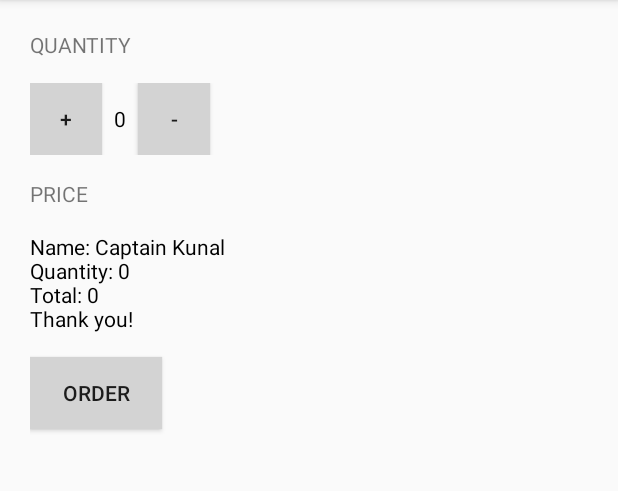
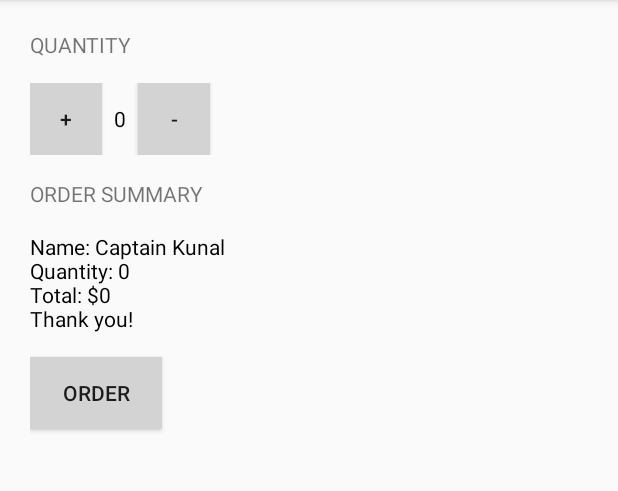
Before and after one commit to kboul/JustJava, an Android app: the screen it shows after launch (MainActivity), after a tap on "ORDER", on a phone screen of 412 x 824 dp, the part 84-575 px from its top. Run offline under Robolectric (Android 15) with nearby library versions, the phone set to English and light mode, and no system bars.

Commit message:
Change PRICE label and id to ORDER SUMMARY

```diff
--- a/app/src/main/java/com/example/android/justjava/MainActivity.java
+++ b/app/src/main/java/com/example/android/justjava/MainActivity.java
@@ -46,7 +46,7 @@ public class MainActivity extends AppCompatActivity {
      * @param priceOfOrder is the total price of cups of coffee
      */
     private String createOrderSummary(int priceOfOrder) {
-        String message = "Name: Captain Kunal \nQuantity: " + quantity + " \nTotal: " + priceOfOrder + " \nThank you!";
+        String message = "Name: Captain Kunal \nQuantity: " + quantity + " \nTotal: $" + priceOfOrder + " \nThank you!";
         return message;
     }
 
@@ -82,7 +82,7 @@ public class MainActivity extends AppCompatActivity {
      * @param message is the total amount of money + thank you message
      */
     private void displayMessage(String message) {
-        TextView priceTextView = (TextView) findViewById(R.id.price_text_view);
-        priceTextView.setText(message);
+        TextView orderSummaryTextView = (TextView) findViewById(R.id.order_summary_text_view);
+        orderSummaryTextView.setText(message);
     }
 }
--- a/app/src/main/res/layout/activity_main.xml
+++ b/app/src/main/res/layout/activity_main.xml
@@ -8,24 +8,27 @@
     android:padding="20dp"
     tools:context="com.example.android.justjava.MainActivity">
 
-    <TextView style="@style/quantity"/>
+    <TextView style="@style/quantityTitle"/>
 
     <LinearLayout style="@style/operatorsLayout">
 
         <Button style="@style/plusBtn"/>
 
         <TextView
-            style="@style/quantityValue"
-            android:id="@+id/quantity_text_view"/>
+            android:id="@+id/quantity_text_view"
+            style="@style/quantityTextView"/>
 
         <Button style="@style/minusBtn"/>
 
     </LinearLayout>
 
-    <TextView style="@style/priceTitle"/>
+    <TextView
+        android:id="@+id/order_summary_title"
+        style="@style/orderSummaryTitle"/>
 
-    <TextView style="@style/priceValue"
-        android:id="@+id/price_text_view"/>
+    <TextView
+        android:id="@+id/order_summary_text_view"
+        style="@style/orderSummaryTextView"/>
 
     <Button style="@style/orderBtn"/>
 
--- a/app/src/main/res/values/strings.xml
+++ b/app/src/main/res/values/strings.xml
@@ -1,10 +1,10 @@
 <resources>
     <string name="app_name">Just Java</string>
-    <string name="quantityTxt">QUANTITY</string>
+    <string name="quantityTxt">Quantity</string>
     <string name="plusBtnTxt">+</string>
     <string name="minusBtnTxt">-</string>
     <string name="quantityValueTxt">0</string>
-    <string name="priceTitleTxt">PRICE</string>
+    <string name="priceTitleTxt">Order Summary</string>
     <string name="priceValueTxt">$0</string>
-    <string name="orderBtnTxt">ORDER</string>
+    <string name="orderBtnTxt">Order</string>
 </resources>
--- a/app/src/main/res/values/styles.xml
+++ b/app/src/main/res/values/styles.xml
@@ -8,11 +8,12 @@
         <item name="colorAccent">@color/colorAccent</item>
     </style>
 
-    <style name="quantity">
+    <style name="quantityTitle">
         <item name="android:layout_width">wrap_content</item>
         <item name="android:layout_height">wrap_content</item>
         <item name="android:layout_marginBottom">@dimen/txtMargin</item>
         <item name="android:text">@string/quantityTxt</item>
+        <item name="android:textAllCaps">true</item>
     </style>
 
     <style name="operatorsLayout">
@@ -37,7 +38,7 @@
         <item name="android:onClick">decrement</item>
     </style>
 
-    <style name="quantityValue">
+    <style name="quantityTextView">
         <item name="android:layout_width">wrap_content</item>
         <item name="android:layout_height">wrap_content</item>
         <item name="android:layout_marginLeft">@dimen/quantityMarginLR</item>
@@ -46,15 +47,16 @@
         <item name="android:textColor">@color/textColor</item>
     </style>
 
-    <style name="priceTitle">
+    <style name="orderSummaryTitle">
         <item name="android:layout_width">wrap_content</item>
         <item name="android:layout_height">wrap_content</item>
         <item name="android:layout_marginTop">@dimen/txtMargin</item>
         <item name="android:layout_marginBottom">@dimen/txtMargin</item>
         <item name="android:text">@string/priceTitleTxt</item>
+        <item name="android:textAllCaps">true</item>
     </style>
 
-    <style name="priceValue">
+    <style name="orderSummaryTextView">
         <item name="android:layout_width">wrap_content</item>
         <item name="android:layout_height">wrap_content</item>
         <item name="android:layout_marginBottom">@dimen/txtMargin</item>
```
